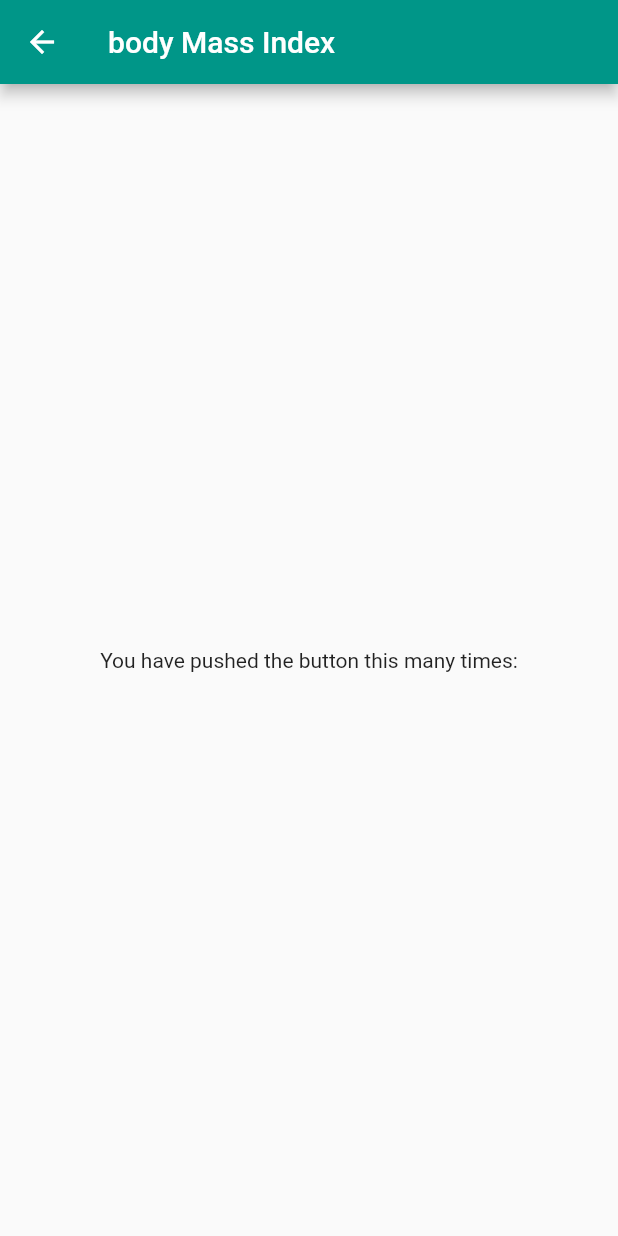
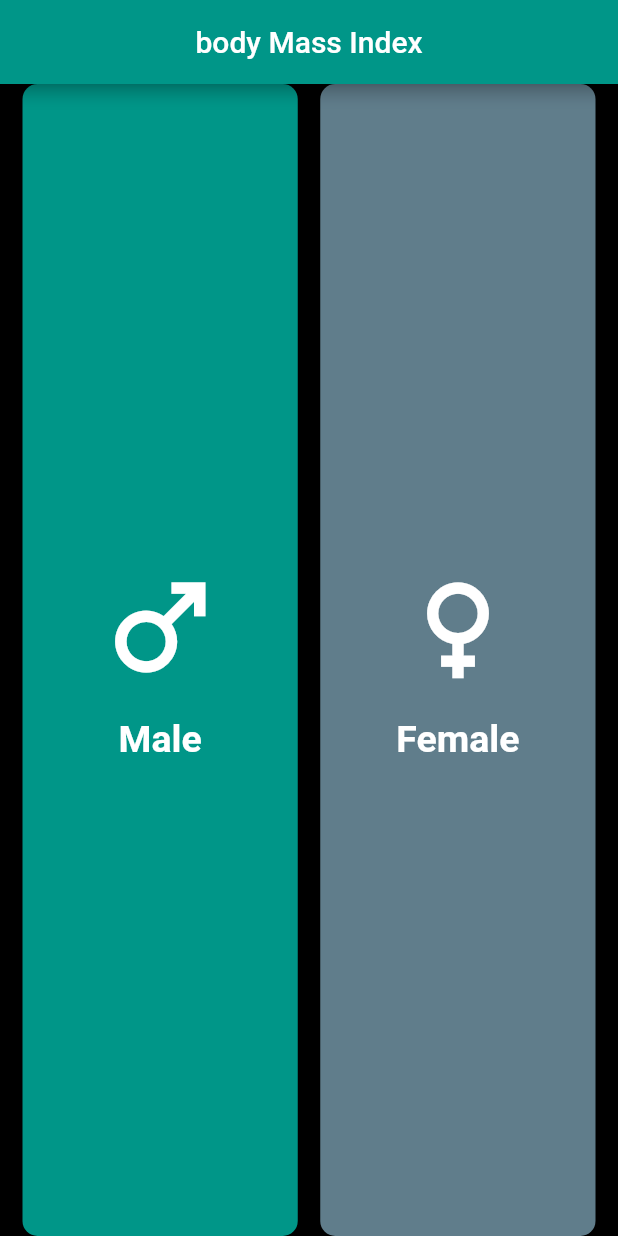
Before and after one commit to Abdulkader-Safi/BMI-Calculater, a Flutter app: the MyHomePage screen opened directly, on a phone screen of 412 x 824 dp. Run offline on Flutter 3.47's test engine with Material 2 defaults, Android fonts, the phone set to English and light mode, and no system bars.

Commit message:
Start working on home page (#4)

```diff
--- a/lib/home.dart
+++ b/lib/home.dart
@@ -8,20 +8,62 @@ class MyHomePage extends StatefulWidget {
 }
 
 class _MyHomePageState extends State<MyHomePage> {
+  bool isMale = true;
+
+  double heightVal = 170;
+
+  int weight = 55;
+  int age = 18;
+
   @override
   Widget build(BuildContext context) {
     return Scaffold(
       appBar: AppBar(
         title: const Text("body Mass Index"),
+        centerTitle: true,
       ),
-      body: Center(
-        child: Column(
-          mainAxisAlignment: MainAxisAlignment.center,
-          children: const <Widget>[
-            Text(
-              'You have pushed the button this many times:',
-            ),
-          ],
+      body: SafeArea(
+        child: Center(
+          child: Row(
+            children: [
+              const SizedBox(width: 15),
+              GenderSelector(context, "male"),
+              const SizedBox(width: 15),
+              GenderSelector(context, "female"),
+              const SizedBox(width: 15),
+            ],
+          ),
+        ),
+      ),
+    );
+  }
+
+  Expanded GenderSelector(BuildContext context, String type) {
+    return Expanded(
+      child: GestureDetector(
+        onTap: () {
+          setState(() {
+            isMale = type == "male" ? true : false;
+          });
+        },
+        child: Container(
+          decoration: BoxDecoration(
+            borderRadius: BorderRadius.circular(10),
+            color: (isMale && type == "male") || (!isMale && type == "female")
+                ? Colors.teal
+                : Colors.blueGrey,
+          ),
+          child: Column(
+            mainAxisAlignment: MainAxisAlignment.center,
+            children: <Widget>[
+              Icon(type == "male" ? Icons.male : Icons.female),
+              const SizedBox(height: 15),
+              Text(
+                type == "male" ? "Male" : "Female",
+                style: Theme.of(context).textTheme.headline2,
+              )
+            ],
+          ),
         ),
       ),
     );
```
Also changed, not shown: lib/main.dart (+14 -8 lines), lib/result.dart (+9 -16 lines).
